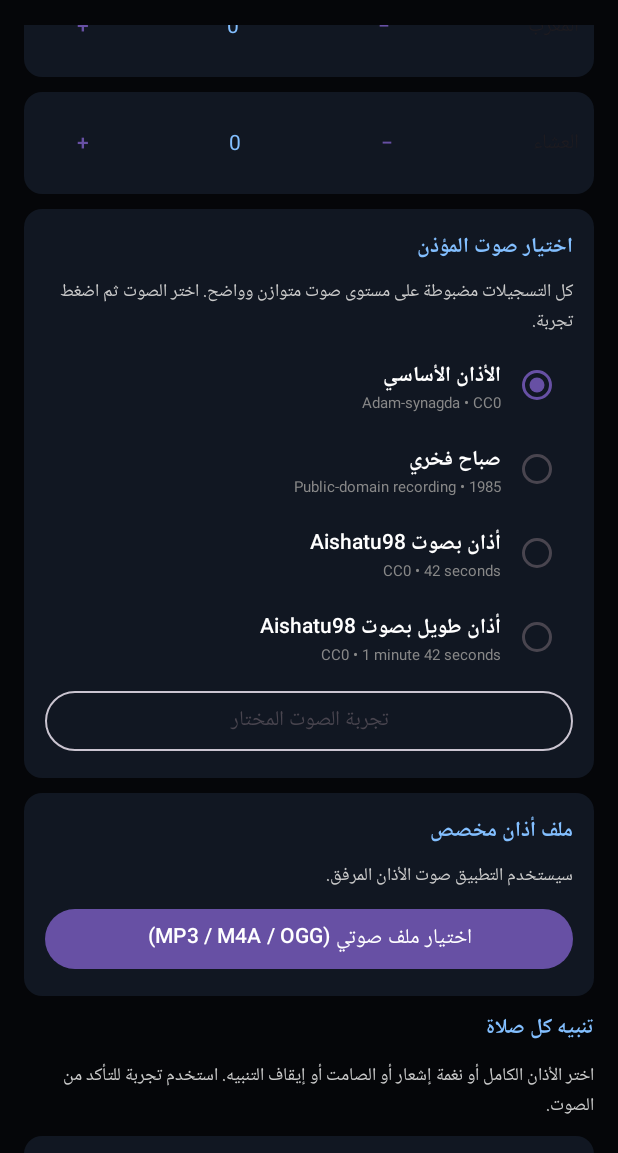
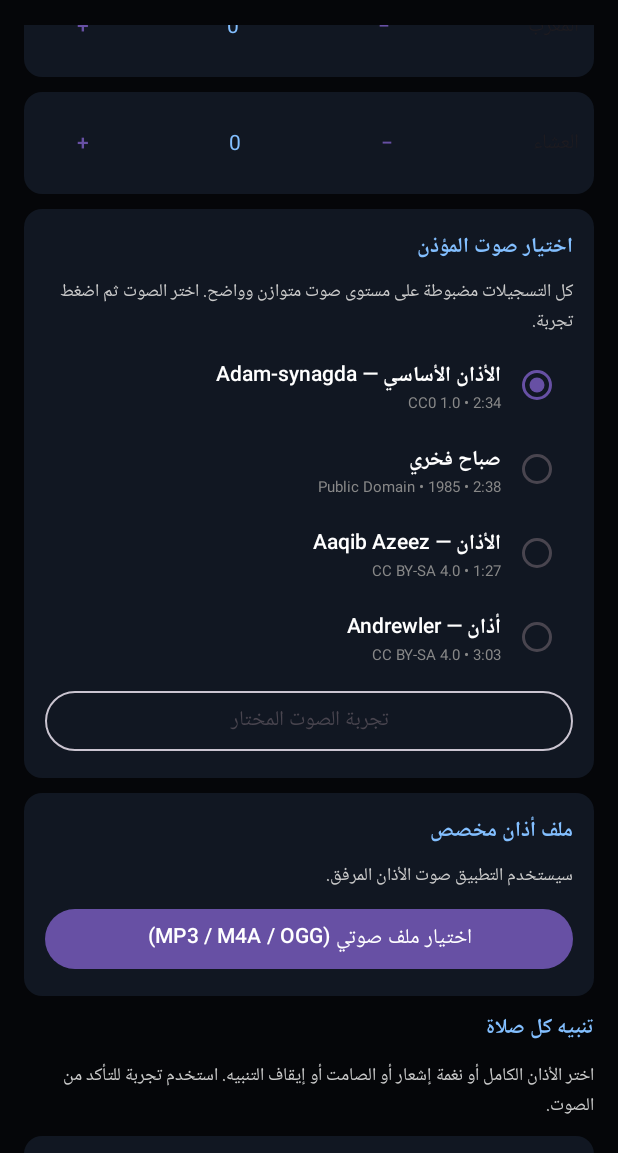
Before and after one commit to ZineFather/LaZine-Prayer, an Android app built with Jetpack Compose: the composable App shown on its own in the app's theme, item 2 of the bottom bar chosen, scrolled down 1052 dp, on a phone screen of 412 x 824 dp, the part 83-1236 px from its top. Run offline under Robolectric (Android 15) with nearby library versions, the phone set to English and light mode, and no system bars.

Commit message:
Expand licensed Adhan voices and harden back navigation

```diff
--- a/app/src/main/java/com/zine/prayer/MainActivity.kt
+++ b/app/src/main/java/com/zine/prayer/MainActivity.kt
@@ -44,7 +44,7 @@ import kotlinx.coroutines.delay
 private val Black=Color(0xFF050609); private val Panel=Color(0xFF111722); private val Blue=Color(0xFF83BFFF)
 private const val PREF="lenzin_prayer_settings"; private const val BUG="https://t.me/ZineROMProject/9"; private const val DEV="https://t.me/ZineFather"
 private data class AdhanVoice(val id:String,val ar:String,val en:String,val note:String)
-private val adhanVoices=listOf(AdhanVoice("adam","الأذان الأساسي","Original Adhan","Adam-synagda • CC0"),AdhanVoice("sabah","صباح فخري","Sabah Fakhri","Public-domain recording • 1985"),AdhanVoice("aishatu","أذان بصوت Aishatu98","Aishatu98 Adhan","CC0 • 42 seconds"),AdhanVoice("aishatu_long","أذان طويل بصوت Aishatu98","Extended Adhan • Aishatu98","CC0 • 1 minute 42 seconds"))
+private val adhanVoices=listOf(AdhanVoice("adam","الأذان الأساسي — Adam-synagda","Original Adhan — Adam-synagda","CC0 1.0 • 2:34"),AdhanVoice("sabah","صباح فخري","Sabah Fakhri","Public Domain • 1985 • 2:38"),AdhanVoice("aqib","الأذان — Aaqib Azeez","The Adhan — Aaqib Azeez","CC BY-SA 4.0 • 1:27"),AdhanVoice("andrewler","أذان — Andrewler","Azan — Andrewler","CC BY-SA 4.0 • 3:03"))
 private data class City(val id:String,val ar:String,val en:String,val lat:Double,val lon:Double,val zone:String="Africa/Cairo")
 private val cityList=listOf(City("alex","الإسكندرية","Alexandria",31.2001,29.9187),City("cairo","القاهرة","Cairo",30.0444,31.2357),City("mecca","مكة المكرمة","Makkah",21.4225,39.8262,"Asia/Riyadh"))
 private val keys=listOf("fajr","dhuhr","asr","maghrib","isha")
@@ -67,7 +67,7 @@ class MainActivity:ComponentActivity(){
   if(!pref.getBoolean("mode_v3_migrated",false) && saved=="NOTIFICATION") "ADHAN" else (saved?:"ADHAN")
  })}
  var tick by remember{mutableLongStateOf(System.currentTimeMillis())}
- BackHandler(enabled=page!=0){page=if(page==2)1 else 0}
+ BackHandler(enabled=page!=0){page=when(page){2->1;1->0;else->0}}
  LaunchedEffect(Unit){while(true){tick=System.currentTimeMillis();delay(1000)}}
  LaunchedEffect(Unit){if(!pref.getBoolean("mode_v3_migrated",false))pref.edit().putBoolean("mode_v3_migrated",true).apply()}
  LaunchedEffect(lang,cityId,method,hanafi,offsets,modes,adhanVoice){val e=pref.edit().putString("adhan_voice",adhanVoice).putString("lang",lang).putString("city",cityId).putString("method",method).putBoolean("hanafi",hanafi);offsets.forEach{(k,v)->e.putInt("off_"+k,v)};modes.forEach{(k,v)->e.putString("mode_"+k,v)};e.apply()}
```
